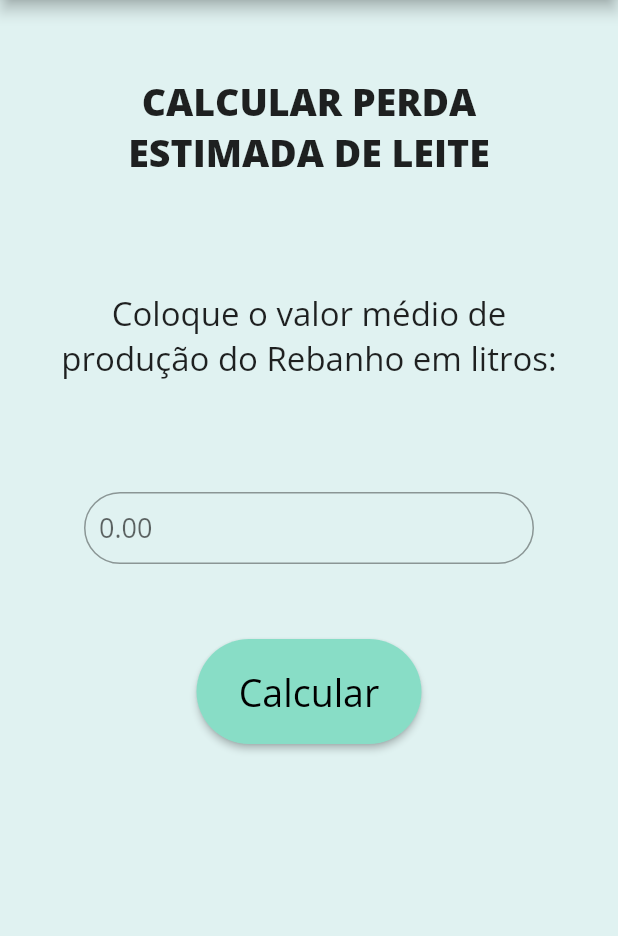
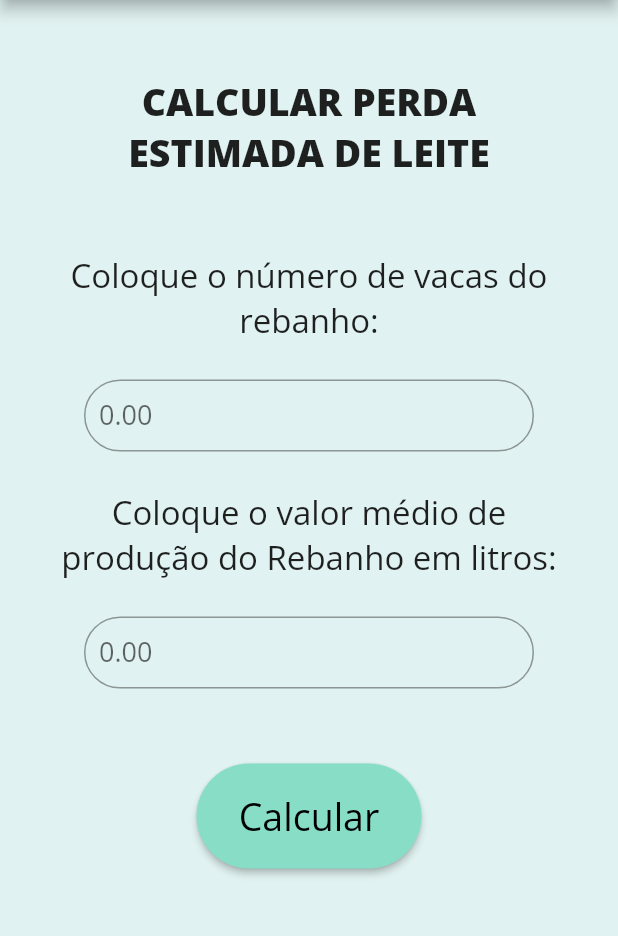
Before and after one commit to GabrielaMP00/app-bovconfort, a Flutter app: the PerdaRebanho screen opened directly, after a tap on "Calcular", on a phone screen of 412 x 824 dp, the part 84-1020 px from its top. Run offline on Flutter 3.47's test engine with Material 2 defaults, Android fonts, the phone set to English and light mode, and no system bars; our stand-ins replace auto_size_text, google_fonts, sizer, webview_flutter.

Commit message:
perda rebanho

```diff
--- a/lib/perda_rebanho.dart
+++ b/lib/perda_rebanho.dart
@@ -18,14 +18,18 @@ class PerdaRebanho extends StatefulWidget {
 
 class _HomeState extends State<PerdaRebanho> {
   var mediaProducao = TextEditingController();
+  var numRebanho = TextEditingController();
   double Dpl = 0.0;
   double itu = DataHolder().average;
 
   void calculoPerdaLeite() {
     var mediaProducaokg = double.parse(mediaProducao.text) * 1.03;
+    var numRebanhoValue = double.parse(numRebanho.text);
 
-    Dpl =
-        -(1.075 - 1.736 * mediaProducaokg + 0.02474 * mediaProducaokg * (itu));
+    Dpl = (-(1.075 -
+            1.736 * mediaProducaokg +
+            0.02474 * mediaProducaokg * (itu)) *
+        numRebanhoValue);
   }
 
   @override
@@ -69,7 +73,45 @@ class _HomeState extends State<PerdaRebanho> {
                 ),
               ),
               SizedBox(
-                height: 75,
+                height: 50,
+              ),
+              Container(
+                alignment: Alignment.topCenter,
+                child: Text(
+                  "Coloque o número de vacas do rebanho:",
+                  textAlign: TextAlign.center,
+                  style: TextStyle(
+                    fontSize: 22,
+                    fontWeight: FontWeight.w500,
+                  ),
+                ),
+              ),
+              const SizedBox(
+                height: 25.0,
+              ),
+              Container(
+                width: 300.0,
+                alignment: Alignment.bottomCenter,
+                child: TextField(
+                  controller: numRebanho,
+                  keyboardType: TextInputType.number,
+                  inputFormatters: [
+                    FilteringTextInputFormatter.digitsOnly,
+                    LengthLimitingTextInputFormatter(4),
+                  ],
+                  decoration: InputDecoration(
+                      hintText: "0.00",
+                      contentPadding: EdgeInsets.symmetric(
+                          vertical: 10.0, horizontal: 10.0),
+                      border: OutlineInputBorder(
+                        borderRadius: BorderRadius.circular(50),
+                      ),
+                      fillColor: Colors.white),
+                  style: const TextStyle(fontSize: 18),
+                ),
+              ),
+              const SizedBox(
+                height: 25.0,
               ),
               Container(
                 alignment: Alignment.topCenter,
@@ -83,7 +125,7 @@ class _HomeState extends State<PerdaRebanho> {
                 ),
               ),
               const SizedBox(
-                height: 75.0,
+                height: 25.0,
               ),
               Container(
                 width: 300.0,
```
